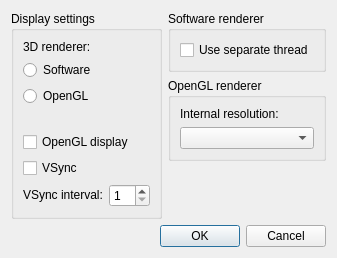
Above: src/frontend/qt_sdl/VideoSettingsDialog.ui from melonDS-emu/melonDS before the change. Below: the same form after it.
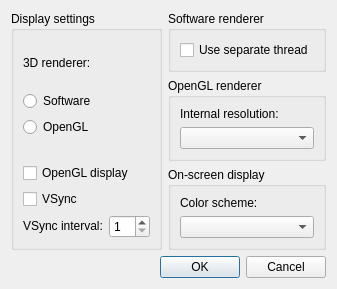
That is the form after the change.

The edit to the form file:
```diff
--- a/src/frontend/qt_sdl/VideoSettingsDialog.ui
+++ b/src/frontend/qt_sdl/VideoSettingsDialog.ui
@@ -7,7 +7,7 @@
     <x>0</x>
     <y>0</y>
     <width>482</width>
-    <height>237</height>
+    <height>324</height>
    </rect>
   </property>
   <property name="sizePolicy">
@@ -65,6 +65,25 @@
      </layout>
     </widget>
    </item>
+   <item row="2" column="1">
+    <widget class="QGroupBox" name="groupBox_4">
+     <property name="title">
+      <string>On-screen display</string>
+     </property>
+     <layout class="QVBoxLayout" name="verticalLayout">
+      <item>
+       <widget class="QLabel" name="label_4">
+        <property name="text">
+         <string>Color scheme:</string>
+        </property>
+       </widget>
+      </item>
+      <item>
+       <widget class="QComboBox" name="cbxOSDScheme"/>
+      </item>
+     </layout>
+    </widget>
+   </item>
    <item row="4" column="0" colspan="2">
     <widget class="QDialogButtonBox" name="buttonBox">
      <property name="orientation">
@@ -75,19 +94,6 @@
      </property>
     </widget>
    </item>
-   <item row="2" column="1">
-    <spacer name="verticalSpacer_2">
-     <property name="orientation">
-      <enum>Qt::Vertical</enum>
-     </property>
-     <property name="sizeHint" stdset="0">
-      <size>
-       <width>20</width>
-       <height>40</height>
-      </size>
-     </property>
-    </spacer>
-   </item>
    <item row="0" column="0" rowspan="3">
     <widget class="QGroupBox" name="groupBox">
      <property name="title">
```
